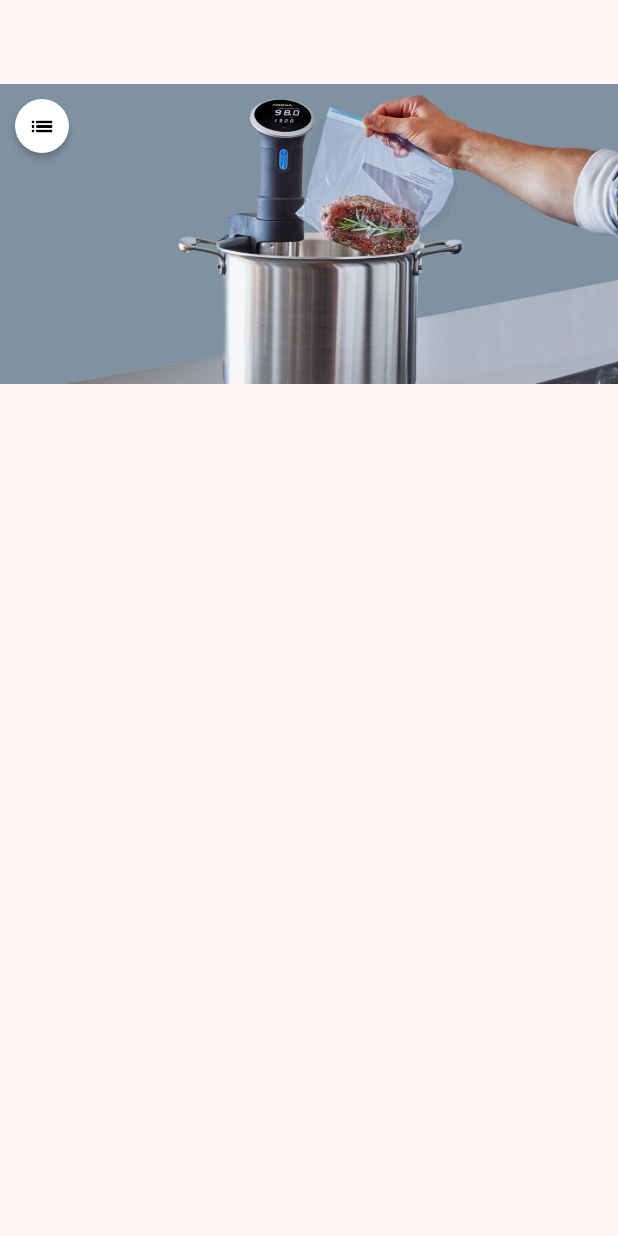
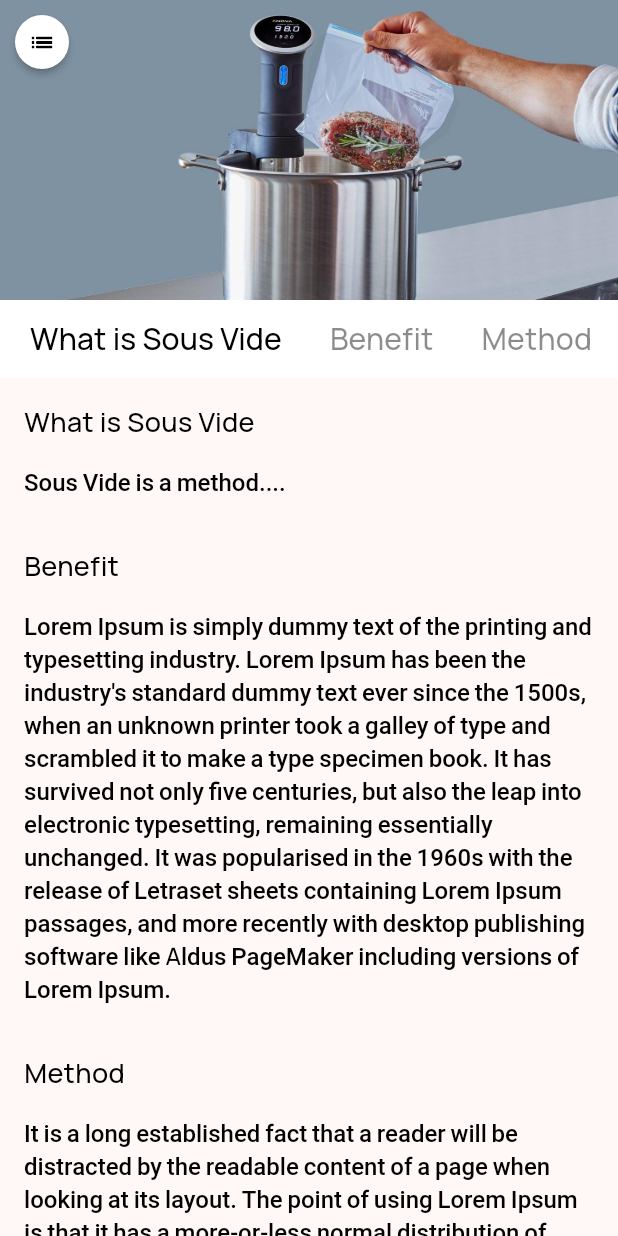
Before and after one commit to datsabahandude/SousVide, a Flutter app: the screen it shows after launch, on a phone screen of 412 x 824 dp. Run offline on Flutter 3.47's test engine with Material 3 defaults, Android fonts, the phone set to English and light mode, and no system bars; our stand-ins replace google_fonts.

Commit message:
home display setup #1

```diff
--- /dev/null
+++ b/lib/components/categories.dart
@@ -0,0 +1,100 @@
+import 'package:flutter/material.dart';
+import 'package:sous_v/models/topic.dart';
+
+class SVCategories extends SliverPersistentHeaderDelegate {
+  final ValueChanged<int> onChanged;
+  final int selectedIndex;
+  SVCategories({required this.onChanged, required this.selectedIndex});
+  @override
+  Widget build(
+      BuildContext context, double shrinkOffset, bool overlapsContent) {
+    return Container(
+        height: 52,
+        color: Colors.white,
+        child: Categories(onChanged: onChanged, selectedIndex: selectedIndex));
+  }
+
+  @override
+  double get maxExtent => 52;
+
+  @override
+  double get minExtent => 52;
+
+  @override
+  bool shouldRebuild(covariant SliverPersistentHeaderDelegate oldDelegate) {
+    return true;
+  }
+}
+
+class Categories extends StatefulWidget {
+  const Categories({
+    super.key,
+    required this.onChanged,
+    required this.selectedIndex,
+  });
+
+  final ValueChanged<int> onChanged;
+  final int selectedIndex;
+
+  @override
+  State<Categories> createState() => _CategoriesState();
+}
+
+class _CategoriesState extends State<Categories> {
+  int selectedIndex = 0;
+  late ScrollController _controller;
+  @override
+  void initState() {
+    _controller = ScrollController();
+    super.initState();
+  }
+
+  @override
+  void dispose() {
+    _controller.dispose();
+    super.dispose();
+  }
+
+  @override
+  void didUpdateWidget(covariant Categories oldWidget) {
+    _controller.animateTo(
+      80.0 * widget.selectedIndex,
+      curve: Curves.ease,
+      duration: const Duration(milliseconds: 200),
+    );
+    super.didUpdateWidget(oldWidget);
+  }
+
+  @override
+  Widget build(BuildContext context) {
+    return SingleChildScrollView(
+      controller: _controller,
+      scrollDirection: Axis.horizontal,
+      child: Row(
+        children: List.generate(
+            theTopics.length,
+            (index) => Padding(
+                  padding: const EdgeInsets.only(left: 8),
+                  child: TextButton(
+                    onPressed: () {
+                      widget.onChanged(index);
+                      _controller.animateTo(
+                        80.0 * index,
+                        curve: Curves.ease,
+                        duration: const Duration(milliseconds: 200),
+                      );
+                    },
+                    style: TextButton.styleFrom(
+                        foregroundColor: widget.selectedIndex == index
+                            ? Colors.black
+                            : Colors.black45),
+                    child: Text(
+                      theTopics[index].category,
+                      style: const TextStyle(fontSize: 20),
+                    ),
+                  ),
+                )),
+      ),
+    );
+  }
+}
--- /dev/null
+++ b/lib/components/topic_card.dart
@@ -0,0 +1,68 @@
+import 'package:flutter/material.dart';
+
+class TopicCard extends StatelessWidget {
+  const TopicCard({super.key, required this.title});
+  final String title;
+  @override
+  Widget build(BuildContext context) {
+    return Row(
+      children: [
+        // SizedBox(
+        //   width: 100,
+        //   height: 100,
+        //   child: Image.asset(image),
+        // ),
+        // const SizedBox(width: 16),
+        Expanded(
+          child: DefaultTextStyle(
+            style: const TextStyle(color: Colors.black54),
+            child: Column(
+              crossAxisAlignment: CrossAxisAlignment.start,
+              children: [
+                Text(
+                  title,
+                  style: const TextStyle(
+                    fontWeight: FontWeight.w500,
+                    fontSize: 16,
+                    color: Colors.black,
+                  ),
+                ),
+              ],
+            ),
+          ),
+        )
+      ],
+    );
+  }
+}
+
+class TopicCategoryItem extends StatelessWidget {
+  const TopicCategoryItem({
+    super.key,
+    required this.title,
+    required this.items,
+  });
+  final String title;
+  final List items;
+
+  @override
+  Widget build(BuildContext context) {
+    return Column(
+      crossAxisAlignment: CrossAxisAlignment.start,
+      children: [
+        Padding(
+          padding: const EdgeInsets.symmetric(vertical: 16),
+          child: Text(
+            title,
+            style: const TextStyle(
+              fontSize: 18,
+              color: Colors.black,
+              fontWeight: FontWeight.w500,
+            ),
+          ),
+        ),
+        ...items,
+      ],
+    );
+  }
+}
--- /dev/null
+++ b/lib/models/topic.dart
@@ -0,0 +1,39 @@
+class Topic {
+  final String title;
+  Topic({required this.title});
+}
+
+class TopicCategory {
+  final String category;
+  final List<Topic> topics;
+  TopicCategory({required this.category, required this.topics});
+}
+
+final List<TopicCategory> theTopics = [
+  TopicCategory(
+    category: "What is Sous Vide",
+    topics: [
+      Topic(
+        title: 'Sous Vide is a method....',
+      )
+    ],
+  ),
+  TopicCategory(
+    category: "Benefit",
+    topics: [
+      Topic(
+        title:
+            'Lorem Ipsum is simply dummy text of the printing and typesetting industry. Lorem Ipsum has been the industry\'s standard dummy text ever since the 1500s, when an unknown printer took a galley of type and scrambled it to make a type specimen book. It has survived not only five centuries, but also the leap into electronic typesetting, remaining essentially unchanged. It was popularised in the 1960s with the release of Letraset sheets containing Lorem Ipsum passages, and more recently with desktop publishing software like Aldus PageMaker including versions of Lorem Ipsum.',
+      )
+    ],
+  ),
+  TopicCategory(
+    category: "Method",
+    topics: [
+      Topic(
+        title:
+            'It is a long established fact that a reader will be distracted by the readable content of a page when looking at its layout. The point of using Lorem Ipsum is that it has a more-or-less normal distribution of letters, as opposed to using \'Content here, content here\', making it look like readable English. Many desktop publishing packages and web page editors now use Lorem Ipsum as their default model text, and a search for \'lorem ipsum\' will uncover many web sites still in their infancy. Various versions have evolved over the years, sometimes by accident, sometimes on purpose (injected humour and the like).',
+      )
+    ],
+  ),
+];
--- a/lib/screens/homepage.dart
+++ b/lib/screens/homepage.dart
@@ -1,4 +1,7 @@
 import 'package:flutter/material.dart';
+import 'package:sous_v/components/categories.dart';
+import 'package:sous_v/components/topic_card.dart';
+import 'package:sous_v/models/topic.dart';
 
 class HomePage extends StatefulWidget {
   const HomePage({super.key});
@@ -21,8 +24,8 @@ class _HomePageState extends State<HomePage> {
     if (selectedCategoryIndex != index) {
       int totalItems = 0;
       for (var i = 0; i < index; i++) {
-        // totalItems += CategoryMenus[i].items.length;
-        totalItems += 3;
+        totalItems += theTopics[i].topics.length;
+        // totalItems += 3;
       }
       // 116 = 100 Menu Item Height + 16 bottom padding for each item
       // 50 = 18 title font size + 32 (16 vert padding on title)
@@ -46,7 +49,6 @@ class _HomePageState extends State<HomePage> {
         canPop: false,
         child: Scaffold(
           key: _scaffoldKey,
-          appBar: AppBar(),
           body: Stack(
             children: [
               CustomScrollView(
@@ -78,16 +80,56 @@ class _HomePageState extends State<HomePage> {
                       ),
                     ),
                   ),
-                  const SliverToBoxAdapter(
-                      child: SizedBox(
-                    height: 110,
-                    child: Padding(
-                      padding: EdgeInsets.all(16),
-                      // child: Column(
-                      //   children: [],
-                      // ),
+                  // const SliverToBoxAdapter(
+                  //     child: SizedBox(
+                  //   height: 110,
+                  //   child: Padding(
+                  //     padding: EdgeInsets.all(16),
+                  //     child: Column(
+                  //       children: [],
+                  //     ),
+                  //   ),
+                  // )),
+                  SliverPersistentHeader(
+                    delegate: SVCategories(
+                        onChanged: scrollToCategory,
+                        selectedIndex: selectedCategoryIndex),
+                    pinned: true,
+                  ),
+                  SliverPadding(
+                    padding: const EdgeInsets.symmetric(horizontal: 16),
+                    sliver: SliverList(
+                      delegate:
+                          SliverChildBuilderDelegate((context, categoryIndex) {
+                        List<Topic> items = theTopics[categoryIndex].topics;
+                        return TopicCategoryItem(
+                          title: theTopics[categoryIndex].category,
+                          items: List.generate(
+                            items.length,
+                            (index) => Padding(
+                                padding: const EdgeInsets.only(bottom: 16),
+                                child: TopicCard(
+                                  title: items[index].title,
+                                  // image: items[index].image,
+                                  // desc: items[index].desc,
+                                  // type: items[index].type,
+                                  // price: items[index].price,
+                                  // onPressed: () {
+                                  //   showDialog(
+                                  //     context: context,
+                                  //     builder: (BuildContext context) =>
+                                  //         MenuDialog(
+                                  //       image: items[index].image,
+                                  //       toCart: addToCart,
+                                  //     ),
+                                  //   );
+                                  // },
+                                )),
+                          ),
+                        );
+                      }, childCount: theTopics.length),
                     ),
-                  )),
+                  )
                 ],
               )
             ],
```
